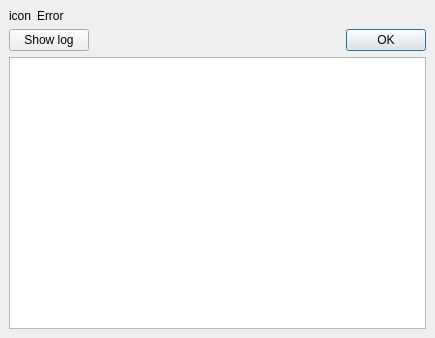
Before: the Qt Designer form src/errordialog.ui in wilbert2000/wzplayer, drawn with Qt 5.
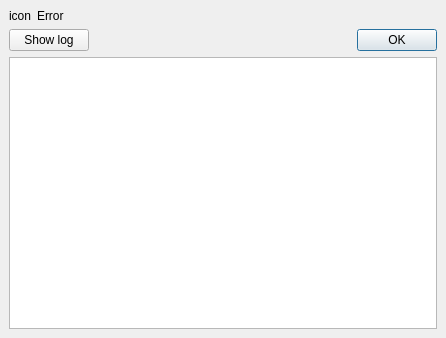
After: the same form once the commit is applied. Icons and pictures are not drawn.

Commit message: Some fixes in the error dialog

Patch:
```diff
--- a/src/errordialog.ui
+++ b/src/errordialog.ui
@@ -60,9 +60,18 @@
          <verstretch>0</verstretch>
         </sizepolicy>
        </property>
+       <property name="minimumSize" >
+        <size>
+         <width>400</width>
+         <height>0</height>
+        </size>
+       </property>
        <property name="text" >
         <string>Error</string>
        </property>
+       <property name="wordWrap" >
+        <bool>true</bool>
+       </property>
       </widget>
      </item>
     </layout>
```
The commit also changes 3 other files.
